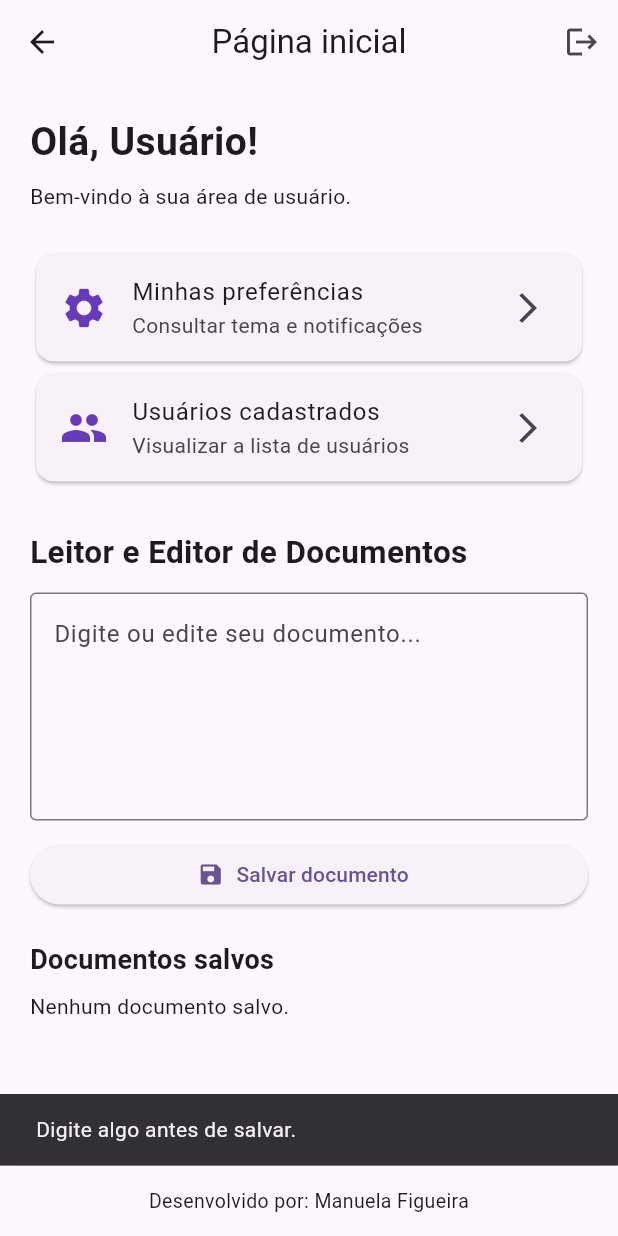
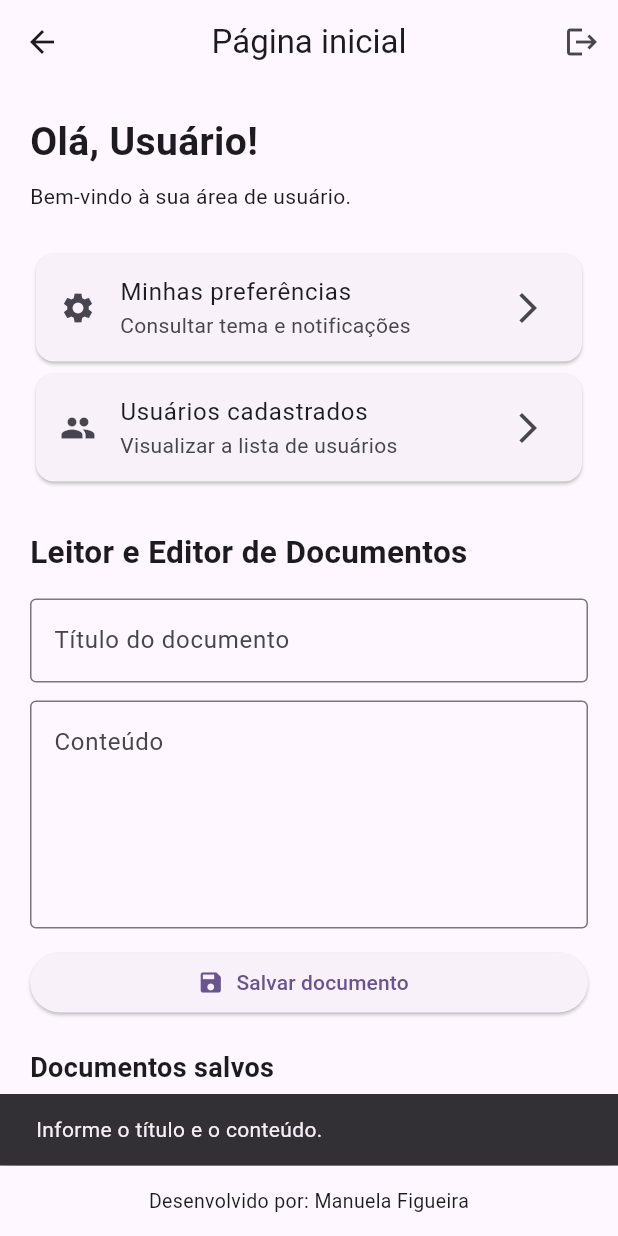
Before and after one commit to Manuela-olvf/edit-doc-flutter, a Flutter app: the HomeView screen opened by its route, after a tap on "Salvar documento", on a phone screen of 412 x 824 dp. Run offline on Flutter 3.47's test engine with Material 3 defaults, Android fonts, the phone set to English and light mode, and no system bars; our stand-ins replace shared_preferences; accounts and stored records are empty.

Commit message:
Implementa CRUD e persistencia de documentos

```diff
--- /dev/null
+++ b/lib/models/documento.dart
@@ -0,0 +1,28 @@
+
+class Documento {
+  final String id;
+  final String titulo;
+  final String conteudo;
+
+  Documento({
+    required this.id,
+    required this.titulo,
+    required this.conteudo,
+  });
+
+  Map<String, dynamic> toMap() {
+    return {
+      'id': id,
+      'titulo': titulo,
+      'conteudo': conteudo,
+    };
+  }
+
+  factory Documento.fromMap(Map<String, dynamic> map) {
+    return Documento(
+      id: map['id'],
+      titulo: map['titulo'],
+      conteudo: map['conteudo'],
+    );
+  }
+}
--- /dev/null
+++ b/lib/models/services/documento_service.dart
@@ -0,0 +1,36 @@
+
+import 'dart:convert';
+import 'package:shared_preferences/shared_preferences.dart';
+import '../documento.dart';
+
+class DocumentoService {
+  static const String _chave = 'documentos';
+
+  Future<List<Documento>> consultar() async {
+    final prefs = await SharedPreferences.getInstance();
+
+    final dados = prefs.getString(_chave);
+
+    if (dados == null) {
+      return [];
+    }
+
+    final List<dynamic> lista = jsonDecode(dados);
+
+    return lista
+        .map((item) => Documento.fromMap(
+              Map<String, dynamic>.from(item),
+            ))
+        .toList();
+  }
+
+  Future<void> salvar(List<Documento> documentos) async {
+    final prefs = await SharedPreferences.getInstance();
+
+    final dados = jsonEncode(
+      documentos.map((documento) => documento.toMap()).toList(),
+    );
+
+    await prefs.setString(_chave, dados);
+  }
+}
--- a/lib/viewmodels/home_viewmodel.dart
+++ b/lib/viewmodels/home_viewmodel.dart
@@ -1,30 +1,51 @@
 
 import 'package:flutter/material.dart';
 import '../models/usuario.dart';
+import '../models/documento.dart';
 import '../models/services/usuario_service.dart';
 import '../models/services/preferencias_service.dart';
+import '../models/services/documento_service.dart';
 
 class HomeViewModel extends ChangeNotifier {
   final UsuarioService _usuarioService = UsuarioService();
   final PreferenciasService _preferenciasService =
       PreferenciasService();
+  final DocumentoService _documentoService = DocumentoService();
 
-  final List<String> documentos = [];
+  List<Documento> documentos = [];
+  bool carregando = false;
 
-  String documentoAtual = '';
+  Future<void> carregarDocumentos() async {
+    carregando = true;
+    notifyListeners();
 
-  void salvarDocumento(String texto) {
-    final conteudo = texto.trim();
+    try {
+      documentos = await _documentoService.consultar();
+    } finally {
+      carregando = false;
+      notifyListeners();
+    }
+  }
 
-    if (conteudo.isEmpty) return;
+  Future<void> salvarDocumento(Documento documento) async {
+    final indice = documentos.indexWhere(
+      (item) => item.id == documento.id,
+    );
 
-    documentos.add(conteudo);
-    documentoAtual = '';
+    if (indice >= 0) {
+      documentos[indice] = documento;
+    } else {
+      documentos.add(documento);
+    }
+
+    await _documentoService.salvar(documentos);
     notifyListeners();
   }
 
-  void abrirDocumento(String documento) {
-    documentoAtual = documento;
+  Future<void> excluirDocumento(String id) async {
+    documentos.removeWhere((documento) => documento.id == id);
+
+    await _documentoService.salvar(documentos);
     notifyListeners();
   }
 
--- a/lib/views/home_view.dart
+++ b/lib/views/home_view.dart
@@ -1,5 +1,6 @@
 
 import 'package:flutter/material.dart';
+import '../models/documento.dart';
 import '../viewmodels/home_viewmodel.dart';
 
 class HomeView extends StatefulWidget {
@@ -11,8 +12,20 @@ class HomeView extends StatefulWidget {
 
 class _HomeViewState extends State<HomeView> {
   final HomeViewModel _viewModel = HomeViewModel();
+
+  final TextEditingController _tituloController =
+      TextEditingController();
+
   final TextEditingController _documentoController =
       TextEditingController();
+
+  String? _documentoEmEdicaoId;
+
+  @override
+  void initState() {
+    super.initState();
+    _viewModel.carregarDocumentos();
+  }
 
   Future<void> mostrarPreferencias() async {
     final preferencias =
@@ -22,8 +35,7 @@ class _HomeViewState extends State<HomeView> {
 
     showDialog(
       context: context,
-      builder: (context) {
-        return AlertDialog(
+      builder: (context) => AlertDialog(
         title: const Text('Minhas preferências'),
         content: Column(
           mainAxisSize: MainAxisSize.min,
@@ -42,8 +54,7 @@ class _HomeViewState extends State<HomeView> {
             child: const Text('Fechar'),
           ),
         ],
-        );
-      },
+      ),
     );
   }
 
@@ -54,8 +65,7 @@ class _HomeViewState extends State<HomeView> {
 
     showDialog(
       context: context,
-      builder: (context) {
-        return AlertDialog(
+      builder: (context) => AlertDialog(
         title: const Text('Usuários cadastrados'),
         content: SizedBox(
           width: double.maxFinite,
@@ -81,23 +91,35 @@ class _HomeViewState extends State<HomeView> {
             child: const Text('Fechar'),
           ),
         ],
-        );
-      },
+      ),
     );
   }
 
-  void salvarDocumento() {
-    if (_documentoController.text.trim().isEmpty) {
+  Future<void> salvarDocumento() async {
+    final titulo = _tituloController.text.trim();
+    final conteudo = _documentoController.text.trim();
+
+    if (titulo.isEmpty || conteudo.isEmpty) {
       ScaffoldMessenger.of(context).showSnackBar(
         const SnackBar(
-          content: Text('Digite algo antes de salvar.'),
+          content: Text('Informe o título e o conteúdo.'),
         ),
       );
       return;
     }
 
-    _viewModel.salvarDocumento(_documentoController.text);
-    _documentoController.clear();
+    final documento = Documento(
+      id: _documentoEmEdicaoId ??
+          DateTime.now().microsecondsSinceEpoch.toString(),
+      titulo: titulo,
+      conteudo: conteudo,
+    );
+
+    await _viewModel.salvarDocumento(documento);
+
+    if (!mounted) return;
+
+    _limparFormulario();
 
     ScaffoldMessenger.of(context).showSnackBar(
       const SnackBar(
@@ -106,13 +128,61 @@ class _HomeViewState extends State<HomeView> {
     );
   }
 
-  void abrirDocumento(String documento) {
-    _viewModel.abrirDocumento(documento);
-    _documentoController.text = documento;
+  void abrirDocumento(Documento documento) {
+    setState(() {
+      _documentoEmEdicaoId = documento.id;
+      _tituloController.text = documento.titulo;
+      _documentoController.text = documento.conteudo;
+    });
+  }
+
+  void _limparFormulario() {
+    _documentoEmEdicaoId = null;
+    _tituloController.clear();
+    _documentoController.clear();
+  }
+
+  Future<void> excluirDocumento(Documento documento) async {
+    final confirmar = await showDialog<bool>(
+      context: context,
+      builder: (context) => AlertDialog(
+        title: const Text('Excluir documento'),
+        content: Text(
+          'Deseja realmente excluir "${documento.titulo}"?',
+        ),
+        actions: [
+          TextButton(
+            onPressed: () => Navigator.pop(context, false),
+            child: const Text('Cancelar'),
+          ),
+          TextButton(
+            onPressed: () => Navigator.pop(context, true),
+            child: const Text('Excluir'),
+          ),
+        ],
+      ),
+    );
+
+    if (confirmar != true) return;
+
+    await _viewModel.excluirDocumento(documento.id);
+
+    if (!mounted) return;
+
+    if (_documentoEmEdicaoId == documento.id) {
+      _limparFormulario();
+    }
+
+    ScaffoldMessenger.of(context).showSnackBar(
+      const SnackBar(
+        content: Text('Documento excluído.'),
+      ),
+    );
   }
 
   @override
   void dispose() {
+    _tituloController.dispose();
     _documentoController.dispose();
     _viewModel.dispose();
     super.dispose();
@@ -158,48 +228,35 @@ class _HomeViewState extends State<HomeView> {
                   ),
                 ),
                 const SizedBox(height: 8),
-                const Text(
-                  'Bem-vindo à sua área de usuário.',
-                ),
+                const Text('Bem-vindo à sua área de usuário.'),
                 const SizedBox(height: 24),
 
                 Card(
                   child: ListTile(
-                    leading: const Icon(
-                      Icons.settings,
-                      color: Colors.deepPurple,
-                      size: 32,
-                    ),
+                    leading: const Icon(Icons.settings),
                     title: const Text('Minhas preferências'),
                     subtitle: const Text(
                       'Consultar tema e notificações',
                     ),
-                    trailing: const Icon(
-                      Icons.arrow_forward_ios,
-                    ),
+                    trailing: const Icon(Icons.arrow_forward_ios),
                     onTap: mostrarPreferencias,
                   ),
                 ),
 
                 Card(
                   child: ListTile(
-                    leading: const Icon(
-                      Icons.people,
-                      color: Colors.deepPurple,
-                      size: 32,
-                    ),
+                    leading: const Icon(Icons.people),
                     title: const Text('Usuários cadastrados'),
                     subtitle: const Text(
                       'Visualizar a lista de usuários',
                     ),
-                    trailing: const Icon(
-                      Icons.arrow_forward_ios,
-                    ),
+                    trailing: const Icon(Icons.arrow_forward_ios),
                     onTap: listarUsuarios,
                   ),
                 ),
 
                 const SizedBox(height: 28),
+
                 const Text(
                   'Leitor e Editor de Documentos',
                   style: TextStyle(
@@ -207,13 +264,25 @@ class _HomeViewState extends State<HomeView> {
                     fontWeight: FontWeight.bold,
                   ),
                 ),
+
+                const SizedBox(height: 16),
+
+                TextField(
+                  controller: _tituloController,
+                  decoration: const InputDecoration(
+                    labelText: 'Título do documento',
+                    border: OutlineInputBorder(),
+                  ),
+                ),
+
                 const SizedBox(height: 12),
 
                 TextField(
                   controller: _documentoController,
                   maxLines: 5,
                   decoration: const InputDecoration(
-                    hintText: 'Digite ou edite seu documento...',
+                    labelText: 'Conteúdo',
+                    hintText: 'Digite seu documento...',
                     border: OutlineInputBorder(),
                     alignLabelWithHint: true,
                   ),
@@ -224,10 +293,21 @@ class _HomeViewState extends State<HomeView> {
                 ElevatedButton.icon(
                   onPressed: salvarDocumento,
                   icon: const Icon(Icons.save),
-                  label: const Text('Salvar documento'),
+                  label: Text(
+                    _documentoEmEdicaoId == null
+                        ? 'Salvar documento'
+                        : 'Atualizar documento',
+                  ),
+                ),
+
+                if (_documentoEmEdicaoId != null)
+                  TextButton(
+                    onPressed: _limparFormulario,
+                    child: const Text('Cancelar edição'),
                   ),
 
                 const SizedBox(height: 20),
+
                 const Text(
                   'Documentos salvos',
                   style: TextStyle(
@@ -235,32 +315,38 @@ class _HomeViewState extends State<HomeView> {
                     fontWeight: FontWeight.bold,
                   ),
                 ),
+
                 const SizedBox(height: 8),
 
-                if (_viewModel.documentos.isEmpty)
+                if (_viewModel.carregando)
+                  const Center(
+                    child: CircularProgressIndicator(),
+                  )
+                else if (_viewModel.documentos.isEmpty)
                   const Text('Nenhum documento salvo.')
                 else
-                  ..._viewModel.documentos.asMap().entries.map(
-                    (entrada) {
+                  ..._viewModel.documentos.map((documento) {
                     return Card(
                       child: ListTile(
                         leading: const Icon(Icons.description),
-                          title: Text(
-                            'Documento ${entrada.key + 1}',
-                          ),
+                        title: Text(documento.titulo),
                         subtitle: Text(
-                            entrada.value,
+                          documento.conteudo,
                           maxLines: 2,
                           overflow: TextOverflow.ellipsis,
                         ),
-                          trailing: const Icon(Icons.edit),
-                          onTap: () {
-                            abrirDocumento(entrada.value);
-                          },
+                        onTap: () => abrirDocumento(documento),
+                        trailing: IconButton(
+                          icon: const Icon(
+                            Icons.delete,
+                            color: Colors.red,
+                          ),
+                          onPressed: () =>
+                              excluirDocumento(documento),
+                        ),
                       ),
                     );
-                    },
-                  ),
+                  }),
               ],
             );
           },
```
Also changed, not shown: lib/models/services/preferencias_service.dart (+12 -11 lines), 1 other file. Lines whose indentation alone changed are shown as unchanged.
